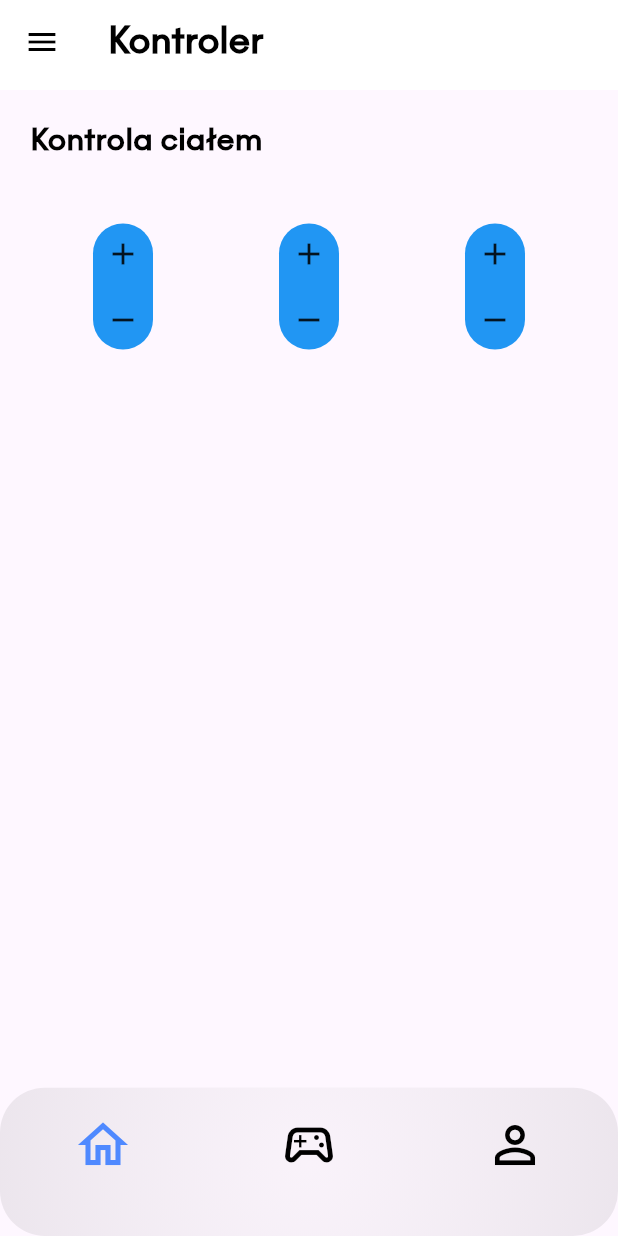
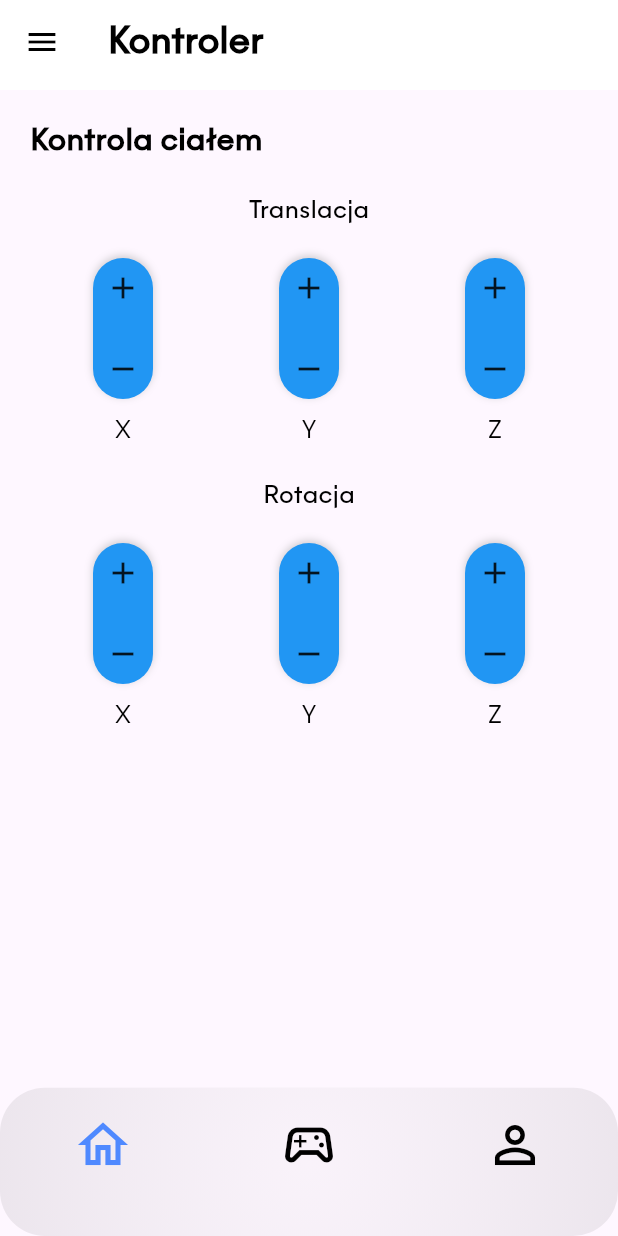
Before and after one commit to sqsiek0/inzynieria-aplikacja, a Flutter app: the Controller screen opened by its route, on a phone screen of 412 x 824 dp. Run offline on Flutter 3.47's test engine with Material 3 defaults, Android fonts, the phone set to English and light mode, and no system bars; our stand-ins replace bloc, device_preview, flutter_bloc, flutter_map, geocoding, geolocator and 2 more.

Commit message:
rotate buttons

```diff
--- a/lib/app/src/enums/enums.dart
+++ b/lib/app/src/enums/enums.dart
@@ -1,3 +1,5 @@
 enum AppTabState { home, controller, profile, failed }
 
 enum Status { initial, loading, success, failed }
+
+enum ButtonAxis { x, y, z }
--- a/lib/app/view/widgets/app_font_16.dart
+++ b/lib/app/view/widgets/app_font_16.dart
@@ -7,11 +7,13 @@ class AppFont16 extends StatelessWidget {
     this.fontWeight,
     this.fontSize,
     this.color,
+    this.isBigMajorant = false,
   });
   final String text;
   final Color? color;
   final FontWeight? fontWeight;
   final double? fontSize;
+  final bool isBigMajorant;
 
   @override
   Widget build(BuildContext context) {
@@ -20,7 +22,7 @@ class AppFont16 extends StatelessWidget {
           fontSize: fontSize ?? 16,
           fontWeight: fontWeight ?? FontWeight.w400,
           color: color ?? Colors.black,
-          fontFamily: 'Majorant_small',
+          fontFamily: isBigMajorant ? 'Majorant' : 'Majorant_small',
         ));
   }
 }
--- a/lib/controller/view/widgets/body_controller.dart
+++ b/lib/controller/view/widgets/body_controller.dart
@@ -1,47 +1,181 @@
 import 'package:flutter/material.dart';
 import 'package:robot_controller/app/src/constants/paddings.dart';
+import 'package:robot_controller/app/view/widgets/app_font_16.dart';
 import 'package:robot_controller/app/view/widgets/app_font_20.dart';
 import 'package:robot_controller/controller/view/widgets/body_controller_button.dart';
 
-class BodyController extends StatelessWidget {
+class BodyController extends StatefulWidget {
   const BodyController({super.key});
 
   @override
+  State<BodyController> createState() => _BodyControllerState();
+}
+
+class _BodyControllerState extends State<BodyController> {
+  double transOpacity = 1;
+  double rotOpacity = 1;
+
+  @override
   Widget build(BuildContext context) {
-    return const Padding(
-      padding: EdgeInsets.symmetric(
+    return SingleChildScrollView(
+      child: Padding(
+        padding: const EdgeInsets.symmetric(
             horizontal: AppPaddings.horizontalPadding,
             vertical: AppPaddings.globalPadding),
         child: Column(
           crossAxisAlignment: CrossAxisAlignment.start,
           children: [
-          AppFont20(
+            const AppFont20(
               text: 'Kontrola ciałem',
               fontWeight: FontWeight.w600,
             ),
+            const Padding(
+              padding: EdgeInsets.only(top: AppPaddings.globalPadding),
+              child: Align(
+                alignment: Alignment.center,
+                child: AppFont16(
+                  text: 'Translacja',
+                  isBigMajorant: true,
+                  fontWeight: FontWeight.w400,
+                ),
+              ),
+            ),
             Padding(
-            padding: EdgeInsets.only(top: AppPaddings.globalPadding * 2),
+              padding: const EdgeInsets.only(top: AppPaddings.globalPadding),
+              child: AnimatedOpacity(
+                opacity: transOpacity,
+                onEnd: () {
+                  Future.delayed(const Duration(milliseconds: 500), () {
+                    setState(() {
+                      transOpacity = 1;
+                    });
+                  });
+                },
+                duration: const Duration(milliseconds: 50),
                 child: Row(
                   children: [
                     Expanded(
                       child: Column(
-                    children: [BodyControllerButton()],
+                        children: [
+                          BodyControllerButton(
+                            onTap: () {
+                              setState(
+                                () {
+                                  transOpacity = 0.5;
+                                },
+                              );
+                            },
+                          ),
+                          const SizedBox(
+                            height: 10,
+                          ),
+                          const AppFont16(
+                            text: 'X',
+                          )
+                        ],
                       ),
                     ),
+                    const Expanded(
+                      child: Column(
+                        children: [
+                          BodyControllerButton(),
+                          SizedBox(
+                            height: 10,
+                          ),
+                          AppFont16(text: 'Y')
+                        ],
+                      ),
+                    ),
+                    const Expanded(
+                      child: Column(
+                        children: [
+                          BodyControllerButton(),
+                          SizedBox(
+                            height: 10,
+                          ),
+                          AppFont16(text: 'Z')
+                        ],
+                      ),
+                    ),
+                  ],
+                ),
+              ),
+            ),
+            const Padding(
+              padding: EdgeInsets.only(top: AppPaddings.globalPadding),
+              child: Align(
+                alignment: Alignment.center,
+                child: AppFont16(
+                  text: 'Rotacja',
+                  isBigMajorant: true,
+                  fontWeight: FontWeight.w400,
+                ),
+              ),
+            ),
+            Padding(
+              padding: const EdgeInsets.only(top: AppPaddings.globalPadding),
+              child: AnimatedOpacity(
+                onEnd: () {
+                  Future.delayed(
+                    const Duration(milliseconds: 500),
+                    () {
+                      setState(() {
+                        rotOpacity = 1;
+                      });
+                    },
+                  );
+                },
+                opacity: rotOpacity,
+                duration: const Duration(milliseconds: 50),
+                child: Row(
+                  children: [
                     Expanded(
                       child: Column(
-                    children: [BodyControllerButton()],
+                        children: [
+                          BodyControllerButton(
+                            onTap: () {
+                              setState(
+                                () {
+                                  rotOpacity = 0.5;
+                                },
+                              );
+                            },
+                          ),
+                          const SizedBox(
+                            height: 10,
+                          ),
+                          const AppFont16(text: 'X')
+                        ],
                       ),
                     ),
-                Expanded(
+                    const Expanded(
                       child: Column(
-                    children: [BodyControllerButton()],
+                        children: [
+                          BodyControllerButton(),
+                          SizedBox(
+                            height: 10,
+                          ),
+                          AppFont16(text: 'Y')
+                        ],
+                      ),
+                    ),
+                    const Expanded(
+                      child: Column(
+                        children: [
+                          BodyControllerButton(),
+                          SizedBox(
+                            height: 10,
+                          ),
+                          AppFont16(text: 'Z')
+                        ],
+                      ),
+                    ),
+                  ],
+                ),
               ),
             )
           ],
         ),
-          )
-        ],
       ),
     );
   }
--- a/lib/controller/view/widgets/body_controller_button.dart
+++ b/lib/controller/view/widgets/body_controller_button.dart
@@ -2,14 +2,22 @@ import 'package:flutter/material.dart';
 import 'package:robot_controller/app/src/constants/paddings.dart';
 
 class BodyControllerButton extends StatelessWidget {
-  const BodyControllerButton({super.key});
+  const BodyControllerButton({super.key, this.onTap});
+  final VoidCallback? onTap;
 
   @override
   Widget build(BuildContext context) {
     return Container(
-      decoration: const BoxDecoration(
+      decoration: BoxDecoration(
         color: Colors.blue,
-        borderRadius: BorderRadius.all(Radius.circular(100)),
+        boxShadow: [
+          BoxShadow(
+            color: Colors.grey.withOpacity(0.5),
+            blurRadius: 4,
+            offset: const Offset(0, -1.5),
+          )
+        ],
+        borderRadius: const BorderRadius.all(Radius.circular(100)),
       ),
       child: Padding(
         padding: const EdgeInsets.all(8.0),
@@ -17,14 +25,28 @@ class BodyControllerButton extends StatelessWidget {
           mainAxisSize: MainAxisSize.min,
           children: [
             InkWell(
-                onTap: () {
-                  print('+');
-                },
-                child: const Icon(Icons.add)),
-            const SizedBox(
-              height: AppPaddings.globalPadding,
+              borderRadius: const BorderRadius.only(
+                topLeft: Radius.circular(10),
+                topRight: Radius.circular(10),
+              ),
+              onTap: onTap,
+              child: const Padding(
+                padding:
+                    EdgeInsets.only(bottom: AppPaddings.globalPadding * 0.75),
+                child: Icon(Icons.add),
+              ),
             ),
-            InkWell(onTap: () {}, child: const Icon(Icons.remove)),
+            InkWell(
+              borderRadius: const BorderRadius.only(
+                topLeft: Radius.circular(10),
+                topRight: Radius.circular(10),
+              ),
+              onTap: () {},
+              child: const Padding(
+                padding: EdgeInsets.only(top: AppPaddings.globalPadding * 0.75),
+                child: Icon(Icons.remove),
+              ),
+            ),
           ],
         ),
       ),
```
Lines whose indentation alone changed are shown as unchanged.
